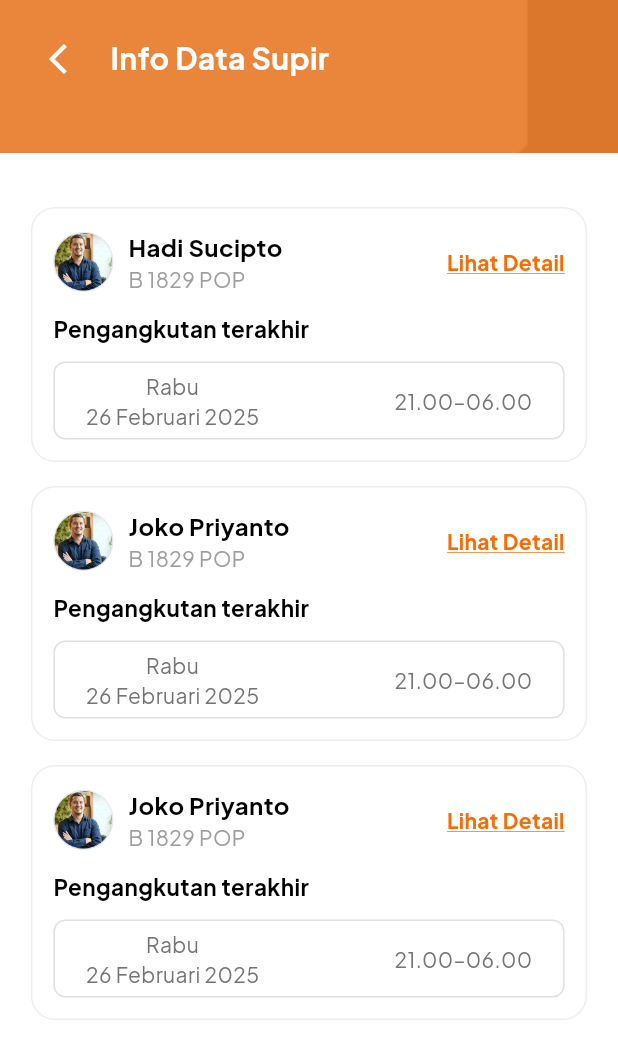
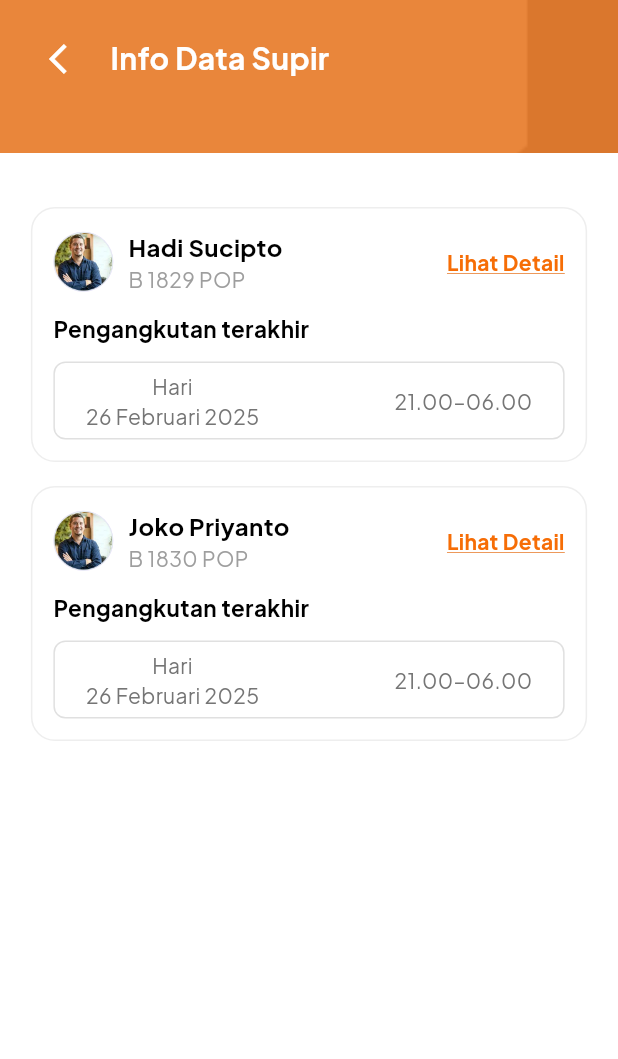
Before and after one commit to azzahrarinaldi/bersihku-app, a Flutter app: the DataSupirScreen screen opened by its route, on a phone screen of 412 x 824 dp. Shown: the top 1059 px of the screen. Run offline on Flutter 3.47's test engine with Material 3 defaults, Android fonts, the phone set to English and light mode, and no system bars; our stand-ins replace get, image_picker, shared_preferences; accounts and stored records are empty.

Commit message:
implement getX in data supir

```diff
--- /dev/null
+++ b/lib/models/data_supir_card.dart
@@ -0,0 +1,39 @@
+class DriverModel {
+  final String name;
+  final String vehicle;
+  final String place;
+  final String date;
+  final String time;
+  final String type;
+
+  DriverModel({
+    required this.name,
+    required this.vehicle,
+    required this.place,
+    required this.date,
+    required this.time,
+    required this.type,
+  });
+
+  factory DriverModel.fromMap(Map<String, dynamic> map) {
+    return DriverModel(
+      name: map['name'] ?? '',
+      vehicle: map['PlateNumber'] ?? '',
+      place: map['place'] ?? '',
+      date: map['date'] ?? '',
+      time: map['time'] ?? '',
+      type: map['pengangkutanText'] ?? '',
+    );
+  }
+
+  Map<String, dynamic> toMap() {
+    return {
+      'name': name,
+      'PlateNumber': vehicle,
+      'place': place,
+      'date': date,
+      'time': time,
+      'pengangkutanText': type,
+    };
+  }
+}
--- a/lib/ui/admin-front/home-admin/data-supir/components/data_supir_card.dart
+++ b/lib/ui/admin-front/home-admin/data-supir/components/data_supir_card.dart
@@ -1,24 +1,15 @@
+import 'package:bersihku/models/data_supir_card.dart';
 import 'package:flutter/material.dart';
 import 'package:bersihku/const.dart';
 
 class DataSupirCard extends StatelessWidget {
-  final String name;
-  final String code;
-  final String pengangkutanText;
-  final String day;
-  final String date;
-  final String time;
+  final DriverModel driver;
   final String imageAsset;
   final VoidCallback? onTapDetail;
 
   const DataSupirCard({
     super.key,
-    required this.name,
-    required this.code,
-    required this.pengangkutanText,
-    required this.day,
-    required this.date,
-    required this.time,
+    required this.driver,
     required this.imageAsset,
     this.onTapDetail,
   });
@@ -27,6 +18,7 @@ class DataSupirCard extends StatelessWidget {
   Widget build(BuildContext context) {
     Size size = MediaQuery.of(context).size;
     double screenWidth = size.width;
+
     return Container(
       padding: const EdgeInsets.all(14),
       decoration: BoxDecoration(
@@ -50,10 +42,10 @@ class DataSupirCard extends StatelessWidget {
                   Column(
                     crossAxisAlignment: CrossAxisAlignment.start,
                     children: [
-                      Text(name,
+                      Text(driver.name,
                           style: const TextStyle(
                               fontWeight: FontWeight.bold, fontSize: 16, color: Colors.black)),
-                      Text(code, style: const TextStyle(color: Colors.grey)),
+                      Text(driver.vehicle, style: const TextStyle(color: Colors.grey)),
                     ],
                   ),
                 ],
@@ -63,16 +55,20 @@ class DataSupirCard extends StatelessWidget {
                 child: const Text(
                   "Lihat Detail",
                   style: TextStyle(
-                      color: textSecondary, fontWeight: FontWeight.bold, decoration: TextDecoration.underline, decorationColor: secondaryColor),
+                    color: textSecondary,
+                    fontWeight: FontWeight.bold,
+                    decoration: TextDecoration.underline,
+                    decorationColor: secondaryColor,
+                  ),
                 ),
               ),
             ],
           ),
           const SizedBox(height: 12),
-          Text(pengangkutanText,
-              style:
-                  const TextStyle(fontWeight: FontWeight.bold, fontSize: 15, color: Colors.black)),
-                  const SizedBox(height: 12),
+          Text(driver.place,
+              style: const TextStyle(
+                  fontWeight: FontWeight.bold, fontSize: 15, color: Colors.black)),
+          const SizedBox(height: 12),
           Container(
             padding: EdgeInsets.symmetric(horizontal: screenWidth * 0.05, vertical: 5),
             decoration: BoxDecoration(
@@ -81,11 +77,24 @@ class DataSupirCard extends StatelessWidget {
             ),
             child: Row(
               mainAxisAlignment: MainAxisAlignment.spaceBetween,
-              children: [Text(textAlign: TextAlign.center, "$day\n$date"), Text(time),],
+              children: [
+                Text(
+                  "${_getDayFromDate(driver.date)}\n${driver.date}",
+                  textAlign: TextAlign.center,
+                ),
+                Text(driver.time),
+              ],
             ),
           ),
         ],
       ),
     );
   }
+
+  // Helper function to extract day name if needed
+  String _getDayFromDate(String dateStr) {
+    // Dummy logic. Replace this with actual parsing if needed
+    // E.g., "26 Februari 2025" => "Rabu"
+    return "Hari";
+  }
 }
--- a/lib/ui/admin-front/home-admin/data-supir/data_supir_screen.dart
+++ b/lib/ui/admin-front/home-admin/data-supir/data_supir_screen.dart
@@ -1,6 +1,8 @@
-import 'package:bersihku/const.dart';
+import 'package:bersihku/controllers/data_supir_controller.dart';
 import 'package:bersihku/ui/admin-front/home-admin/data-supir/components/data_supir_card.dart';
 import 'package:flutter/material.dart';
+import 'package:get/get.dart';
+import 'package:bersihku/const.dart';
 
 class DataSupirScreen extends StatelessWidget {
   const DataSupirScreen({super.key});
@@ -9,6 +11,9 @@ class DataSupirScreen extends StatelessWidget {
   Widget build(BuildContext context) {
     Size size = MediaQuery.of(context).size;
     double screenWidth = size.width;
+
+    // Create controller instance
+    final DriverController driverController = Get.put(DriverController());
 
     return Scaffold(
       backgroundColor: secondaryColor,
@@ -23,7 +28,6 @@ class DataSupirScreen extends StatelessWidget {
           bottom: false,
           child: Column(
             children: [
-            // Header
               Padding(
                 padding: EdgeInsets.symmetric(
                     horizontal: screenWidth * 0.05, vertical: 15),
@@ -33,7 +37,8 @@ class DataSupirScreen extends StatelessWidget {
                       onPressed: () {
                         Navigator.pop(context);
                       },
-                    icon: const Icon(Icons.arrow_back_ios, color: Colors.white),
+                      icon:
+                          const Icon(Icons.arrow_back_ios, color: Colors.white),
                     ),
                     const SizedBox(width: 5),
                     const Text(
@@ -43,77 +48,54 @@ class DataSupirScreen extends StatelessWidget {
                         fontSize: 20,
                         fontWeight: FontWeight.bold,
                       ),
-                  )
+                    ),
                   ],
                 ),
               ),
-
               const SizedBox(height: 24),
-
               Expanded(
                 child: Container(
                   width: double.infinity,
                   padding: EdgeInsets.symmetric(
                       horizontal: screenWidth * 0.05, vertical: 20),
-                decoration: const BoxDecoration(
-                  color: Colors.white
-                ),
+                  decoration: const BoxDecoration(color: Colors.white),
                   child: SingleChildScrollView(
                     child: Column(
                       crossAxisAlignment: CrossAxisAlignment.start,
                       children: [
                         const SizedBox(height: 16),
-
-                      // List Card Rekapan
-                      DataSupirCard(
-                      name: "Hadi Sucipto",
-                      code: "B 1829 POP",
-                      pengangkutanText: "Pengangkutan terakhir",
-                      day: "Rabu",
-                      date: "26 Februari 2025",
-                      time: "21.00–06.00",
-                      imageAsset: "assets/images/profile-laporan-img.png", // Ini path ke asset lokal
-                      onTapDetail: () {
-                        Navigator.pushNamed(context, '/detail-data-supir');
-                      },
-                    ),
-                      SizedBox(height: 16),
-                      DataSupirCard(
-                        name: "Joko Priyanto",
-                        code: "B 1829 POP",
-                        pengangkutanText: "Pengangkutan terakhir",
-                        day: "Rabu",
-                        date: "26 Februari 2025",
-                        time: "21.00–06.00",
+                        // Use GetX to listen to driver list changes
+                        Obx(() {
+                          return ListView.separated(
+                            physics:
+                                const NeverScrollableScrollPhysics(), // agar tetap bisa scroll di SingleChildScrollView
+                            shrinkWrap: true,
+                            itemCount: driverController.drivers.length,
+                            separatorBuilder: (context, index) =>
+                                const SizedBox(height: 16),
+                            itemBuilder: (context, index) {
+                              final driver = driverController.drivers[index];
+                              return DataSupirCard(
+                                driver: driver,
                                 imageAsset:
                                     "assets/images/profile-laporan-img.png",
                                 onTapDetail: () {
-                          Navigator.pushNamed(context, '/detail-data-supir');
+                                  Navigator.pushNamed(
+                                      context, '/detail-data-supir');
                                 },
+                              );
+                            },
+                          );
+                        }),
+                      ],
                     ),
-                      SizedBox(height: 16),
-                      DataSupirCard(
-                        name: "Joko Priyanto",
-                        code: "B 1829 POP",
-                        pengangkutanText: "Pengangkutan terakhir",
-                        day: "Rabu",
-                        date: "26 Februari 2025",
-                        time: "21.00–06.00",
-                        imageAsset:
-                            "assets/images/profile-laporan-img.png",
-                        onTapDetail: () {
-                          Navigator.pushNamed(context, '/detail-data-supir');
-                        },
+                  ),
+                ),
               ),
             ],
           ),
         ),
       ),
-            )
-          ],
-        ),
-      ),
-      )
     );
   }
 }
--- a/pubspec.yaml
+++ b/pubspec.yaml
@@ -41,6 +41,7 @@ dependencies:
   url_launcher: ^6.1.6
   image: ^3.0.1
   get: ^4.7.2
+  pdf: ^3.8.4
 
 dev_dependencies:
   flutter_test:
```
Also changed, not shown: lib/controllers/data_supir_controller.dart (added, +34 -0 lines), pubspec.lock, 4 other files. Lines whose indentation alone changed are shown as unchanged.
